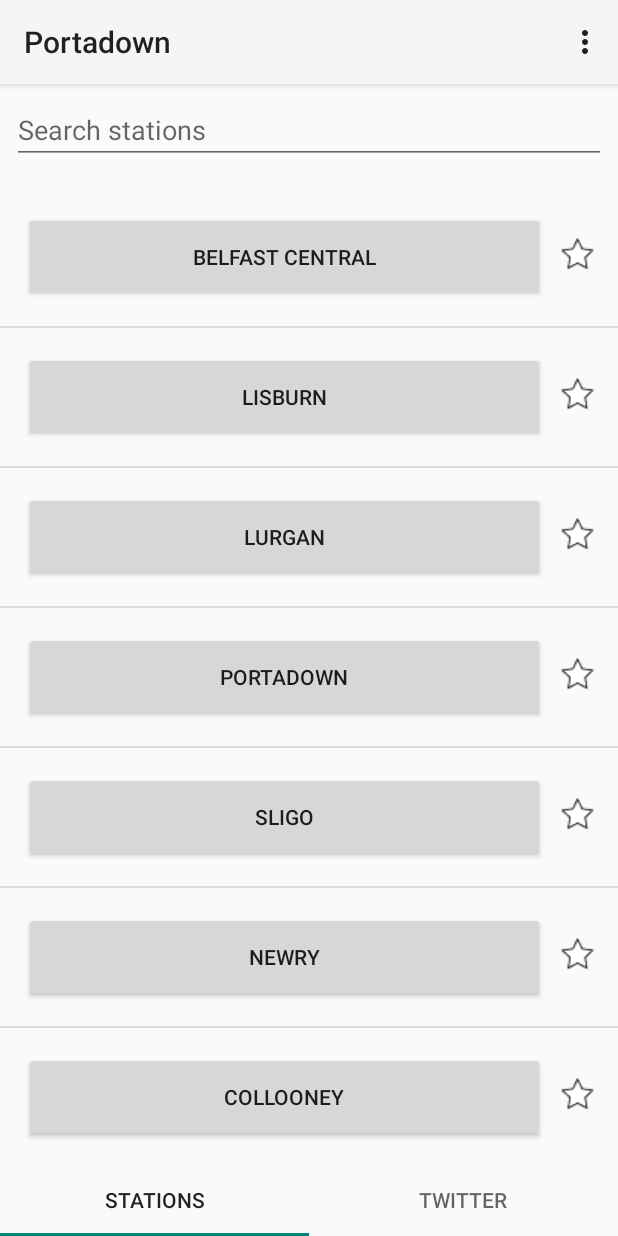
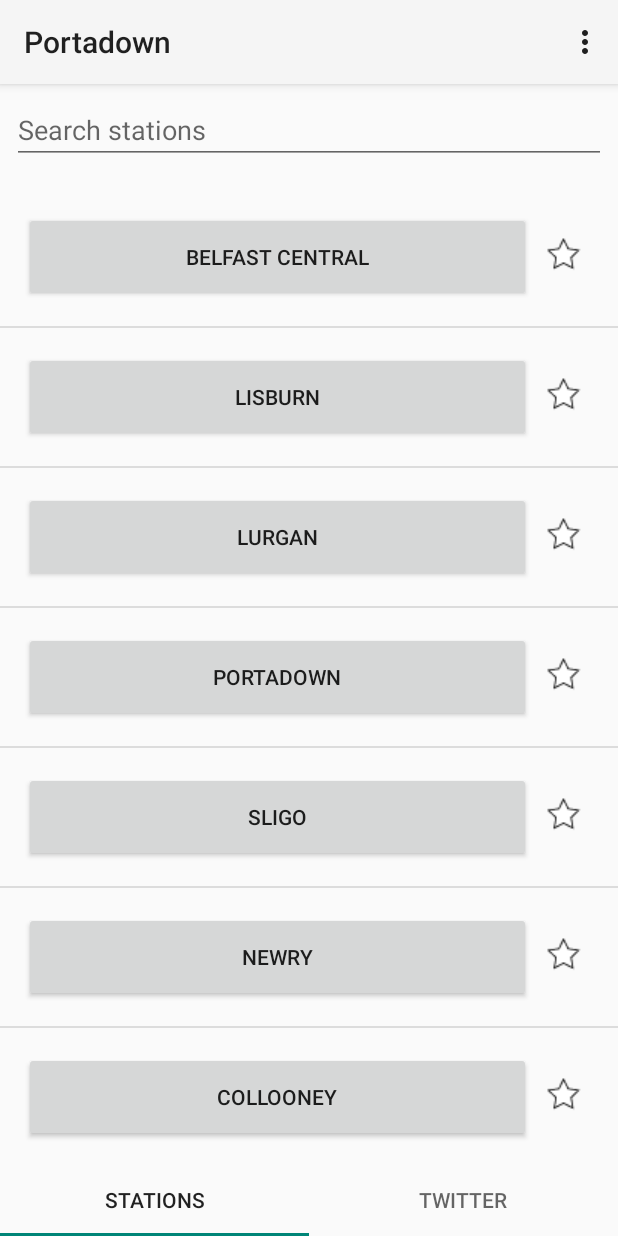
Before and after one commit to Videept/twainz, an Android app: the screen it shows after launch (MainActivity), in the options menu, after a tap on "Settings", on a phone screen of 412 x 824 dp. Run offline under Robolectric (Android 15) with nearby library versions, the phone set to English and light mode, and no system bars.

Commit message:
Bug fixes and small changes:  - Fixed refreshswipe in the station information fragment  - Made the station list row width dynamically scaled  - Replaced train arrival times with minutes until due

```diff
--- a/app/src/main/java/com/example/twainz/Linerun.java
+++ b/app/src/main/java/com/example/twainz/Linerun.java
@@ -45,8 +45,7 @@ public class Linerun extends Fragment {
     public void setUserVisibleHint(boolean isVisibleToUser) {
         super.setUserVisibleHint(isVisibleToUser);
         if(isVisibleToUser && isAdded()) {
-            ((MainActivity)getActivity()).setActionBarTitle("Line run test string");
-            Log.d("D", "Line run called");
+            ((MainActivity)getActivity()).setActionBarTitle("Line Run");
         }
     }
 
--- a/app/src/main/java/com/example/twainz/Twitter.java
+++ b/app/src/main/java/com/example/twainz/Twitter.java
@@ -45,6 +45,14 @@ public class Twitter extends Fragment {
         return rootView;
     }
 
+    @Override
+    public void setUserVisibleHint(boolean isVisibleToUser) {
+        super.setUserVisibleHint(isVisibleToUser);
+        if(isVisibleToUser && isAdded()) {
+            //((MainActivity)getActivity()).setActionBarTitle(getResources().getString(R.string.app_name));
+        }
+    }
+
     public void printTweets(){
 
         Thread network = new Thread(new Runnable() {
--- a/app/src/main/java/com/example/twainz/stationInformationActivity.java
+++ b/app/src/main/java/com/example/twainz/stationInformationActivity.java
@@ -29,9 +29,8 @@ import java.util.Vector;
 public class stationInformationActivity extends Fragment implements SwipeRefreshLayout.OnRefreshListener{
     private View rootView;
     private trainFetcher tf;
-    private Vector<trainFetcher.train> currentTrains;
     private trainAdapter adapter;
-    private int current_index;
+    ArrayList<trainFetcher.train> trainList;
 
 
     final static String DATA_RECEIVE = "data_receive";
@@ -47,7 +46,7 @@ public class stationInformationActivity extends Fragment implements SwipeRefresh
 
         //Using the trainFetcher to retrieve the data for the station
         Bundle args = getArguments();
-        currentTrains = tf.retrieveTrainsAtStation(args.getString(DATA_RECEIVE),args.getInt(INDEX_RECIEVE) );
+        tf.retrieveTrainsAtStation(args.getString(DATA_RECEIVE),args.getInt(INDEX_RECIEVE) );
 
         ((MainActivity)getActivity()).setActionBarTitle(args.getString(DATA_RECEIVE));
 
@@ -59,9 +58,9 @@ public class stationInformationActivity extends Fragment implements SwipeRefresh
         TextView displayRefresh = rootView.findViewById(R.id.refreshView);
         displayRefresh.setText("Updated at " + time.format(calender.getTime()));
 
-        ArrayList<trainFetcher.train> list = new ArrayList<trainFetcher.train>(currentTrains);
+        trainList = new ArrayList<trainFetcher.train>(tf.getTrains());
 
-        adapter = new trainAdapter(rootView.getContext(), list);
+        adapter = new trainAdapter(rootView.getContext(), trainList);
 
         ListView lv =  rootView.findViewById(R.id.trainListView);
 
@@ -99,13 +98,22 @@ public class stationInformationActivity extends Fragment implements SwipeRefresh
         if(isVisibleToUser && isAdded()) {
             Bundle args = getArguments();
             ((MainActivity)getActivity()).setActionBarTitle(args.getString(DATA_RECEIVE));
-            Log.d("D", "Station information called");
         }
     }
-
+    @Override
+    public void onResume(){
+        Bundle args = getArguments();
+        ((MainActivity)getActivity()).setActionBarTitle(args.getString(DATA_RECEIVE));
+        super.onResume();
+    }
     @Override
     public void onRefresh() {
-        currentTrains = tf.getTrains();
+        Bundle args = getArguments();
+        tf.retrieveTrainsAtStation(args.getString(DATA_RECEIVE),args.getInt(INDEX_RECIEVE) );
+
+        //Clear the array list and update the data set.
+        trainList.clear();
+        trainList.addAll(tf.getTrains());
         adapter.notifyDataSetChanged();
 
         //Get the current time
@@ -144,7 +152,7 @@ class trainAdapter extends ArrayAdapter<trainFetcher.train> {
         tempView.setTag(position); //Tag the button with it's position in the list
 
         tempView = convertView.findViewById(R.id.arrivalTimeView);
-        tempView.setText(t.getArrivalTime());
+        tempView.setText(String.valueOf(t.getDueTime()));
         tempView.setTag(position); //Tag the button with it's position in the list
 
         return convertView;
--- a/app/src/main/java/com/example/twainz/stationList.java
+++ b/app/src/main/java/com/example/twainz/stationList.java
@@ -94,7 +94,6 @@ public class stationList extends Fragment  {
         super.setUserVisibleHint(isVisibleToUser);
         if(isVisibleToUser && isAdded()) {
             ((MainActivity)getActivity()).setActionBarTitle(getResources().getString(R.string.app_name));
-            Log.d("D", "Station list called");
         }
     }
 
--- a/app/src/main/java/com/example/twainz/trainFetcher.java
+++ b/app/src/main/java/com/example/twainz/trainFetcher.java
@@ -216,7 +216,7 @@ public class trainFetcher {
                                 t.arrivalTime = ((Element) current).getElementsByTagName("Schdepart").item(0).getTextContent().equals("00:00") ?
                                         ((Element) current).getElementsByTagName("Scharrival").item(0).getTextContent() :
                                         ((Element) current).getElementsByTagName("Schdepart").item(0).getTextContent();
-
+                                t.dueTime = Byte.valueOf(((Element) current).getElementsByTagName("Duein").item(0).getTextContent());
                                 t.delay = Integer.valueOf(((Element) current).getElementsByTagName("Late").item(0).getTextContent());
                                 t.destination = ((Element) current).getElementsByTagName("Destination").item(0).getTextContent();
                                 t.type = ((Element) current).getElementsByTagName("Traintype").item(0).getTextContent();
@@ -298,6 +298,7 @@ public class trainFetcher {
         protected String type;
         protected String id;
         protected String date;
+        protected byte dueTime;
 
         public String getArrivalTime(){
             return arrivalTime;
@@ -313,6 +314,7 @@ public class trainFetcher {
         }
         public String getId(){ return id; }
         public String getDate(){ return date; }
+        public byte getDueTime(){ return dueTime; }
     }
 
 
--- a/app/src/main/res/layout/adapter_view.xml
+++ b/app/src/main/res/layout/adapter_view.xml
@@ -13,8 +13,8 @@
         android:layout_marginStart="16dp"
         android:layout_marginLeft="16dp"
         android:layout_marginTop="16dp"
-        android:layout_marginEnd="16dp"
-        android:layout_marginRight="16dp"
+        android:layout_marginEnd="8dp"
+        android:layout_marginRight="8dp"
         android:layout_marginBottom="16dp"
         android:descendantFocusability="blocksDescendants"
         android:orientation="horizontal"
@@ -26,24 +26,38 @@
         app:layout_constraintTop_toTopOf="parent"
         app:layout_constraintVertical_bias="1.0">
 
+        <android.support.constraint.ConstraintLayout
+            android:layout_width="match_parent"
+            android:layout_height="wrap_content"
+            app:layout_constraintEnd_toEndOf="parent"
+            app:layout_constraintHorizontal_bias="0.0"
+            app:layout_constraintStart_toStartOf="parent">
+
             <Button
                 android:id="@+id/stationButton"
-            android:layout_width="347dp"
+                android:layout_width="0dp"
                 android:layout_height="60dp"
                 android:layout_weight="0"
                 android:clickable="false"
                 android:focusable="false"
                 android:text="TextView1"
-            android:textAlignment="center" />
+                android:textAlignment="center"
+                app:layout_constraintBottom_toBottomOf="parent"
+                app:layout_constraintEnd_toStartOf="@+id/checkBox2"
+                app:layout_constraintStart_toStartOf="parent"
+                app:layout_constraintTop_toTopOf="parent" />
 
             <CheckBox
                 android:id="@+id/checkBox2"
-            android:layout_width="33dp"
+                android:layout_width="0dp"
                 android:layout_height="60dp"
                 android:layout_weight="0"
-            android:button="@drawable/star_box" />
+                android:button="@drawable/star_box"
+                app:layout_constraintBottom_toBottomOf="parent"
+                app:layout_constraintEnd_toEndOf="parent"
+                app:layout_constraintTop_toTopOf="parent" />
 
-
+        </android.support.constraint.ConstraintLayout>
     </LinearLayout>
 
 </android.support.constraint.ConstraintLayout>
```
Lines whose indentation alone changed are shown as unchanged.
